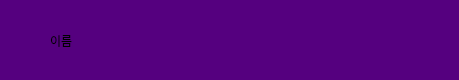
Qt form Code/front/ui/widget_profile_ui.ui (lee991229/KKOTalk) before a commit.
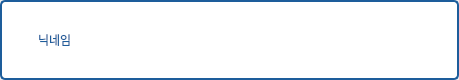
The same form after that commit.

```diff
--- a/Code/front/ui/widget_profile_ui.ui
+++ b/Code/front/ui/widget_profile_ui.ui
@@ -25,6 +25,26 @@
   <property name="windowTitle">
    <string>Form</string>
   </property>
+  <property name="styleSheet">
+   <string notr="true">#out_widget {
+	background-color: #FFFFFF;
+	color: #331D2C;
+	border-style: solid;
+	border-width: 2px;
+	border-color: #1D5D9B;
+	border-radius: 5px;
+}
+#out_widget:hover{
+	background-color: #E6FFFD;
+}
+
+
+
+QLabel{
+	color: #1D5D9B;
+	font: bold 16pt &quot;나눔고딕&quot;;
+}</string>
+  </property>
   <layout class="QVBoxLayout" name="verticalLayout">
    <property name="spacing">
     <number>0</number>
@@ -42,28 +62,42 @@
     <number>0</number>
    </property>
    <item>
+    <widget class="QWidget" name="out_widget" native="true">
     <layout class="QHBoxLayout" name="horizontalLayout">
      <item>
       <widget class="QWidget" name="profile" native="true">
        <property name="styleSheet">
-        <string notr="true">background-color: rgb(85, 0, 127);</string>
-       </property>
+         <string notr="true"/>
+        </property>
+        <layout class="QHBoxLayout" name="horizontalLayout_2">
+         <item>
+          <spacer name="horizontalSpacer">
+           <property name="orientation">
+            <enum>Qt::Horizontal</enum>
+           </property>
+           <property name="sizeType">
+            <enum>QSizePolicy::Fixed</enum>
+           </property>
+           <property name="sizeHint" stdset="0">
+            <size>
+             <width>20</width>
+             <height>20</height>
+            </size>
+           </property>
+          </spacer>
+         </item>
+         <item>
        <widget class="QLabel" name="profile_name_label">
-        <property name="geometry">
-         <rect>
-          <x>50</x>
-          <y>20</y>
-          <width>161</width>
-          <height>41</height>
-         </rect>
-        </property>
         <property name="text">
-         <string>이름</string>
-        </property>
-       </widget>
+            <string>닉네임</string>
+           </property>
+          </widget>
+         </item>
+        </layout>
       </widget>
      </item>
     </layout>
+    </widget>
    </item>
   </layout>
  </widget>
```
Lines whose indentation alone changed are shown as unchanged.
